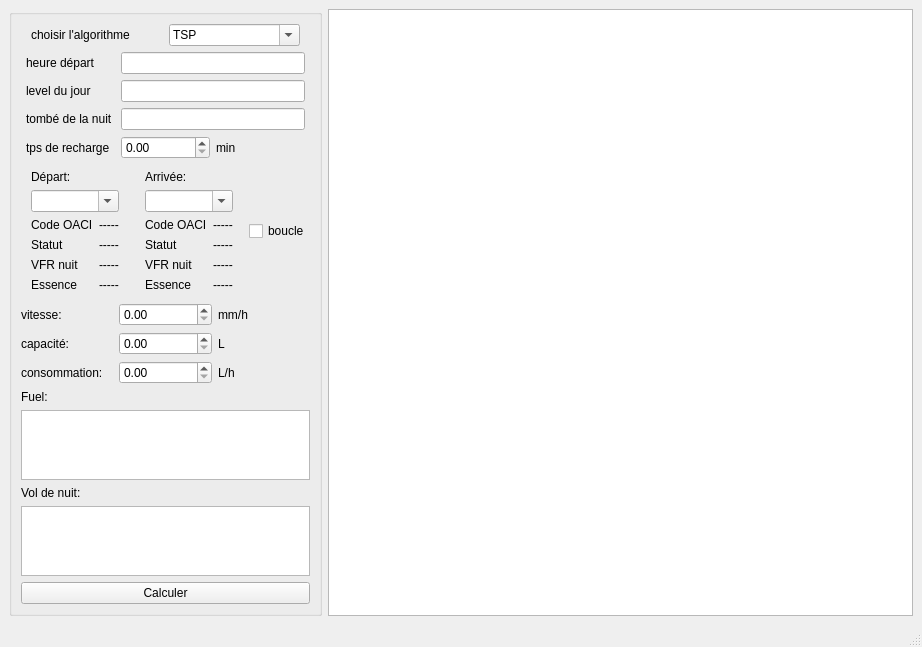
Old version of the form Interface_Graphique/mainwindow.ui in the repository Akahara/FlightPath.
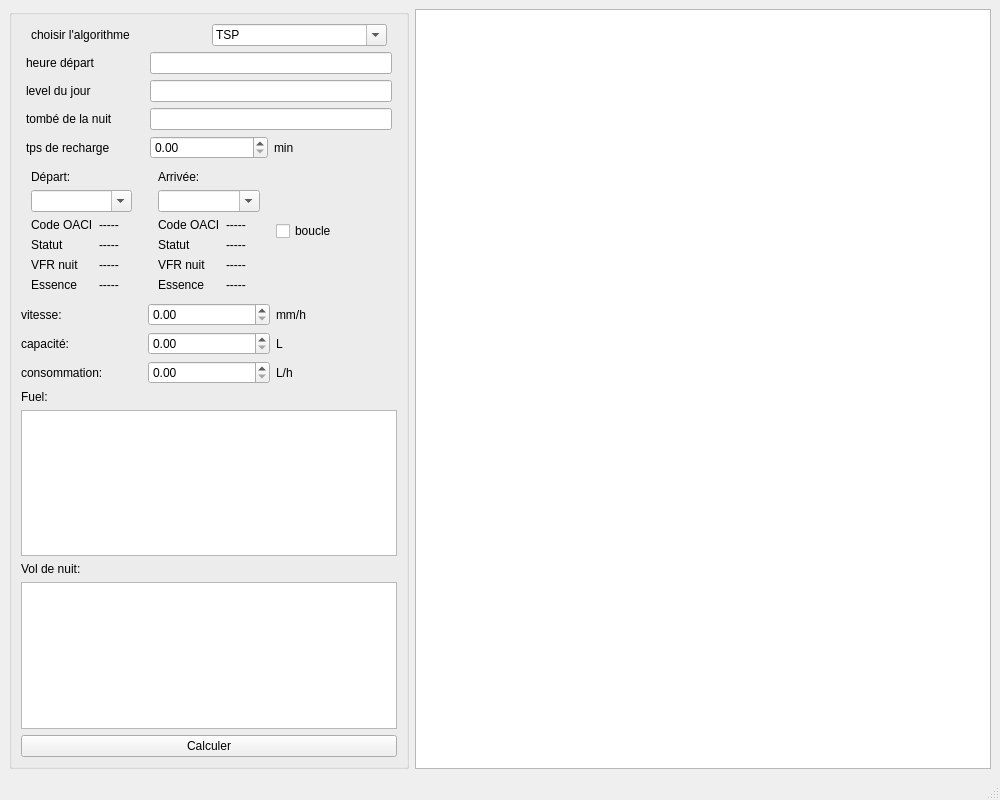
New version of the form.

Patch:
```diff
--- a/Interface_Graphique/mainwindow.ui
+++ b/Interface_Graphique/mainwindow.ui
@@ -6,8 +6,8 @@
    <rect>
     <x>0</x>
     <y>0</y>
-    <width>922</width>
-    <height>635</height>
+    <width>1000</width>
+    <height>800</height>
    </rect>
   </property>
   <property name="sizePolicy">
@@ -20,6 +20,12 @@
    <string>MainWindow</string>
   </property>
   <widget class="QWidget" name="centralwidget">
+   <property name="sizePolicy">
+    <sizepolicy hsizetype="Expanding" vsizetype="Expanding">
+     <horstretch>0</horstretch>
+     <verstretch>0</verstretch>
+    </sizepolicy>
+   </property>
    <layout class="QFormLayout" name="formLayout_3">
     <item row="0" column="0">
      <widget class="QSplitter" name="splitter">
@@ -37,11 +43,17 @@
       </property>
       <widget class="QGroupBox" name="groupBox">
        <property name="sizePolicy">
-        <sizepolicy hsizetype="Fixed" vsizetype="Preferred">
+        <sizepolicy hsizetype="Preferred" vsizetype="Preferred">
          <horstretch>0</horstretch>
          <verstretch>0</verstretch>
         </sizepolicy>
        </property>
+       <property name="minimumSize">
+        <size>
+         <width>400</width>
+         <height>0</height>
+        </size>
+       </property>
        <property name="title">
         <string/>
        </property>
@@ -440,7 +452,29 @@
      </widget>
     </item>
     <item row="0" column="1">
-     <widget class="QTableWidget" name="tableWidget"/>
+     <widget class="QTableWidget" name="tableWidget">
+      <property name="enabled">
+       <bool>true</bool>
+      </property>
+      <property name="sizePolicy">
+       <sizepolicy hsizetype="Expanding" vsizetype="Expanding">
+        <horstretch>0</horstretch>
+        <verstretch>0</verstretch>
+       </sizepolicy>
+      </property>
+      <attribute name="horizontalHeaderVisible">
+       <bool>true</bool>
+      </attribute>
+      <attribute name="horizontalHeaderHighlightSections">
+       <bool>true</bool>
+      </attribute>
+      <attribute name="verticalHeaderVisible">
+       <bool>true</bool>
+      </attribute>
+      <attribute name="verticalHeaderHighlightSections">
+       <bool>true</bool>
+      </attribute>
+     </widget>
     </item>
    </layout>
   </widget>
```
Left out of the diff: 4 changed lines with no effect on the pictures.
